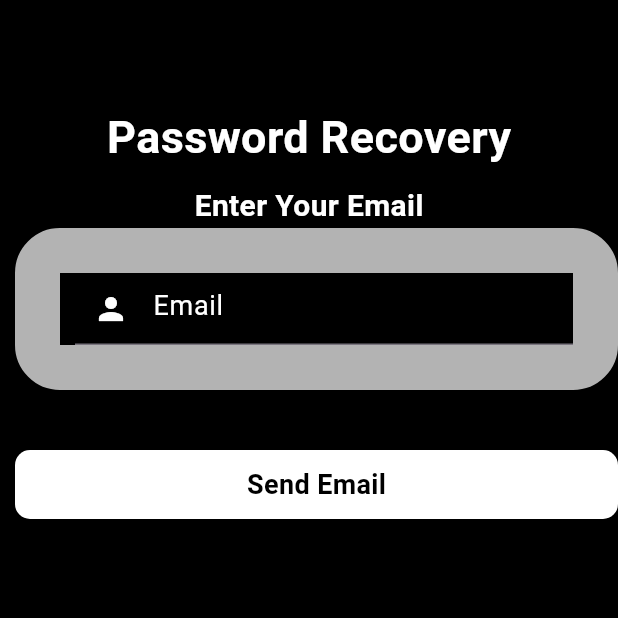
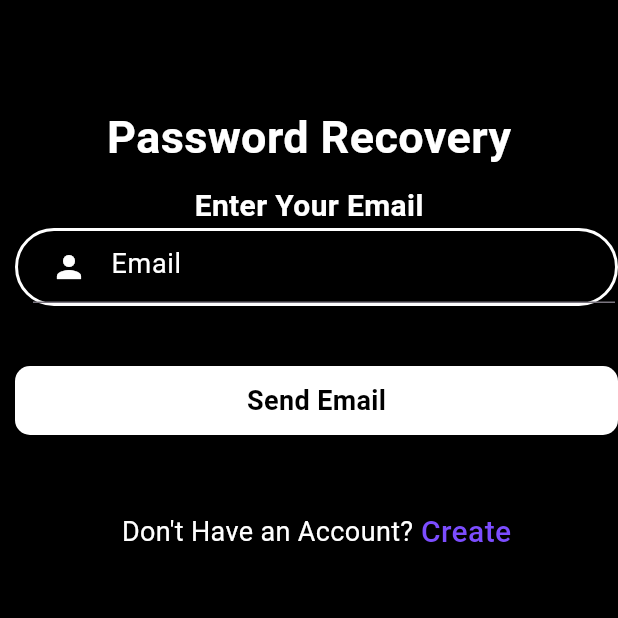
Before and after one commit to redu95/mobile_application_project, a Flutter app: the LogInPage screen opened directly, after a tap on "Log In", after a tap on "Forgot Your Password?", on a phone screen of 412 x 824 dp, the top half of it. Run offline on Flutter 3.47's test engine with Material 3 defaults, Android fonts, the phone set to English and light mode, and no system bars; our stand-ins replace cloud_firestore, firebase_auth, firebase_core, google_sign_in, introduction_screen, ionicons; accounts and stored records are empty.

```diff
--- a/lib/forgot_password.dart
+++ b/lib/forgot_password.dart
@@ -1,5 +1,6 @@
 import 'package:firebase_auth/firebase_auth.dart';
 import 'package:flutter/material.dart';
+import 'package:mobile_application_project/signup_page.dart';
 
 class ForgotPassword extends StatefulWidget {
   const ForgotPassword({super.key});
@@ -17,14 +18,14 @@ class _ForgotPasswordState extends State<ForgotPassword> {
   resetpassword() async{
     try{
       await FirebaseAuth.instance.sendPasswordResetEmail(email:email);
-      ScaffoldMessenger.of(context).showSnackBar(SnackBar(
+      ScaffoldMessenger.of(context).showSnackBar(const SnackBar(
           backgroundColor: Colors.orangeAccent,
           content: Text(
             'Password Reset Email has been Sent',
             style: TextStyle(fontSize: 18.0),)));
     }on FirebaseAuthException catch (e){
       if(e.code=='user-not-found'){
-        ScaffoldMessenger.of(context).showSnackBar(SnackBar(
+        ScaffoldMessenger.of(context).showSnackBar(const SnackBar(
             backgroundColor: Colors.orangeAccent,
             content: Text(
               'No User Found for that Email',
@@ -37,15 +38,14 @@ class _ForgotPasswordState extends State<ForgotPassword> {
   Widget build(BuildContext context) {
     return Scaffold(
       backgroundColor: Colors.black,
-      body: Container(
-        child:  Column(
+      body: Column(
         children: [
-            SizedBox(
+          const SizedBox(
             height: 70.0,
           ),
           Container(
               alignment: Alignment.topCenter,
-                child:Text(
+              child:const Text(
                   "Password Recovery",
                   style:TextStyle(
                       color:Colors.white,
@@ -54,10 +54,10 @@ class _ForgotPasswordState extends State<ForgotPassword> {
                   )
               )
           ),
-            SizedBox(
+          const SizedBox(
             height: 10.0,
           ),
-            Text(
+          const Text(
               "Enter Your Email",
             style: TextStyle(
               color: Colors.white,
@@ -69,21 +69,21 @@ class _ForgotPasswordState extends State<ForgotPassword> {
             key: _formKey,
               child: Form(
                 child: Padding(
-                    padding: EdgeInsets.only(left: 10.0),
+                  padding: const EdgeInsets.only(left: 10.0),
                   child: ListView(
                     children: [
                       Container(
-                          padding: EdgeInsets.only(left: 10.0),
+                        padding: const EdgeInsets.only(left: 10.0),
                         decoration: BoxDecoration(
-                            border: Border.all(color: Colors.white70,width: 30.0),
+                          border: Border.all(color: Colors.white,width: 2.0),
                           borderRadius: BorderRadius.circular(30),
                         ),
                         child: TextFormField(
                           controller: emailController,
-                            style: TextStyle(
+                          style: const TextStyle(
                             color: Colors.white,
                           ),
-                            decoration: InputDecoration(
+                          decoration: const InputDecoration(
                             hintText: 'Email',
                             hintStyle: TextStyle(
                               fontSize: 18.0,
@@ -96,7 +96,7 @@ class _ForgotPasswordState extends State<ForgotPassword> {
                           ),
                         ),
                       ),
-                        SizedBox(
+                      const SizedBox(
                         height: 40.0,
                       ),
                       GestureDetector(
@@ -115,7 +115,7 @@ class _ForgotPasswordState extends State<ForgotPassword> {
                             color: Colors.white,
                             borderRadius: BorderRadius.circular(10)
                           ),
-                            child: Center(
+                          child: const Center(
                             child: Text(
                               "Send Email",
                               style: TextStyle(
@@ -126,6 +126,32 @@ class _ForgotPasswordState extends State<ForgotPassword> {
                             ),
                           ),
                         ),
+                      ),
+                      const SizedBox(height: 50.0,),
+                       Row(
+                        mainAxisAlignment: MainAxisAlignment.center,
+                        children: [
+                          Text(
+                            "Don't Have an Account?",
+                            style: TextStyle(
+                              fontSize: 18.0,color: Colors.white,
+                            ),
+                          ),
+                          SizedBox(width: 5.0,),
+                          GestureDetector(
+                            onTap: (){
+                              Navigator.push(context, MaterialPageRoute(builder: (context)=>SignUpPage()));
+                            },
+                            child: Text(
+                              "Create",
+                              style: TextStyle(
+                                color: Colors.deepPurpleAccent,
+                                fontSize: 20.0,
+                                fontWeight: FontWeight.w500,
+                              ),
+                            ),
+                          )
+                        ],
                       )
                     ],
                   ),
@@ -134,7 +160,6 @@ class _ForgotPasswordState extends State<ForgotPassword> {
           )
         ],
       ),
-      ),
     );
   }
 }
--- a/lib/login_page.dart
+++ b/lib/login_page.dart
@@ -5,6 +5,7 @@ import 'package:flutter/cupertino.dart';
 import 'package:flutter/material.dart';
 import 'package:flutter/widgets.dart';
 import 'package:mobile_application_project/home_page.dart';
+import 'package:mobile_application_project/services/auth.dart';
 
 import 'forgot_password.dart';
 
@@ -57,7 +58,7 @@ class _LogInPageState extends State<LogInPage> {
     return Scaffold(
       appBar: AppBar(
         leading: IconButton(
-          icon: Icon(Icons.arrow_back),
+          icon: const Icon(Icons.arrow_back),
           onPressed: () {
             Navigator.pop(context);
           },
@@ -70,7 +71,7 @@ class _LogInPageState extends State<LogInPage> {
           child: Column(
             mainAxisAlignment: MainAxisAlignment.center,
             children: [
-              Text(
+              const Text(
                 'Login',
                 style: TextStyle(
                   fontSize: 24.0,
@@ -78,24 +79,18 @@ class _LogInPageState extends State<LogInPage> {
                 ),
               ),
               SizedBox(height: 20.0),
-              ElevatedButton(
-                onPressed: () {
-                  // Add Google login functionality here
+              GestureDetector(
+                onTap:(){
+                  AuthMethods().signInWihGoogle(context);
                 },
-                child: Row(
-                  mainAxisAlignment: MainAxisAlignment.center,
-                  children: [
-                    // Image.asset(
-                    //   'assets/Icons/google-logo.png',
-                    //   height: 20.0,
-                    //   width: 20.0,
-                    // ),
-                    SizedBox(width: 10.0),
-                    Text('Login with Google'),
-                  ],
+                child: Image.asset(
+                  'assets/Icons/google-logo-9822.png',
+                  height: 50.0,
+                  width: 50.0,
                 ),
+                //Text('Login with Google'),
               ),
-              SizedBox(height: 30.0),
+              SizedBox(height: 50.0),
               TextFormField(
                 validator: (value){
                   if(value ==null || value.isEmpty){
@@ -139,20 +134,36 @@ class _LogInPageState extends State<LogInPage> {
                     userLogin();
                   }
                 },
-                child:const Row(
-                  mainAxisAlignment: MainAxisAlignment.center,
-                  children: [
-                    Text('Log In')
-                  ],
+                child: Container(
+                  width: 140,
+                  padding: EdgeInsets.all(10),
+                  decoration: BoxDecoration(
+                      color: Colors.deepPurpleAccent,
+                      borderRadius: BorderRadius.circular(30)
+                  ),
+                  child: const Center(
+                    child: Text(
+                      "Log In",
+                      style: TextStyle(
+                        color: Colors.white,
+                        fontSize: 18.0,
+                        fontWeight: FontWeight.bold,
+                      ),
+                    ),
+                  ),
                 ),
               ),
               SizedBox(height: 10.0),
-              GestureDetector(
-                onTap: (){
-                  Navigator.push(context, MaterialPageRoute(builder: (context)=> ForgotPassword()));
+              TextButton(
+                onPressed: () {
+                  Navigator.push(
+                    context,
+                    MaterialPageRoute(builder: (context) => ForgotPassword()),
+                  );
                 },
-                child:Text('Forgot Your Password?'),
+                child: Text('Forgot Your Password?'),
               ),
+
             ],
           ),
         ),
--- a/lib/main.dart
+++ b/lib/main.dart
@@ -5,6 +5,7 @@ import 'package:flutter/cupertino.dart';
 import 'package:flutter/material.dart';
 import 'package:mobile_application_project/introduction_screen.dart';
 import 'package:mobile_application_project/login_page.dart';
+import 'package:mobile_application_project/setting_page.dart';
 import 'firebase_options.dart';
 
 void main() async {
@@ -26,7 +27,7 @@ class MyApp extends StatelessWidget {
         colorScheme: ColorScheme.fromSeed(seedColor: Colors.deepPurple),
         useMaterial3: true,
       ),
-      home:  WelcomePage(),
+      home:  SettingPage(),
       debugShowCheckedModeBanner: false,
     );
   }
--- a/lib/signup_page.dart
+++ b/lib/signup_page.dart
@@ -115,7 +115,7 @@ class _SignUpPageState extends State<SignUpPage> {
                   return null;
                 },
                 controller: emailController,
-                obscureText: true,
+                obscureText: false,
                 decoration: const InputDecoration(
                   labelText: 'Email',
                   border: OutlineInputBorder(),
```
Also changed, not shown: lib/introduction_screen.dart (+43 -112 lines), lib/services/auth.dart (added, +44 -0 lines), lib/services/database.dart (added, +7 -0 lines), lib/setting_page.dart (added, +240 -0 lines), pubspec.yaml (+6 -1 lines), assets/Icons/google-logo-9822.png (added), assets/Icons/google-logo.png (added), assets/avatar.png (added), lib/account_page.dart (added), pubspec.lock, 2 other files. Lines whose indentation alone changed are shown as unchanged.
